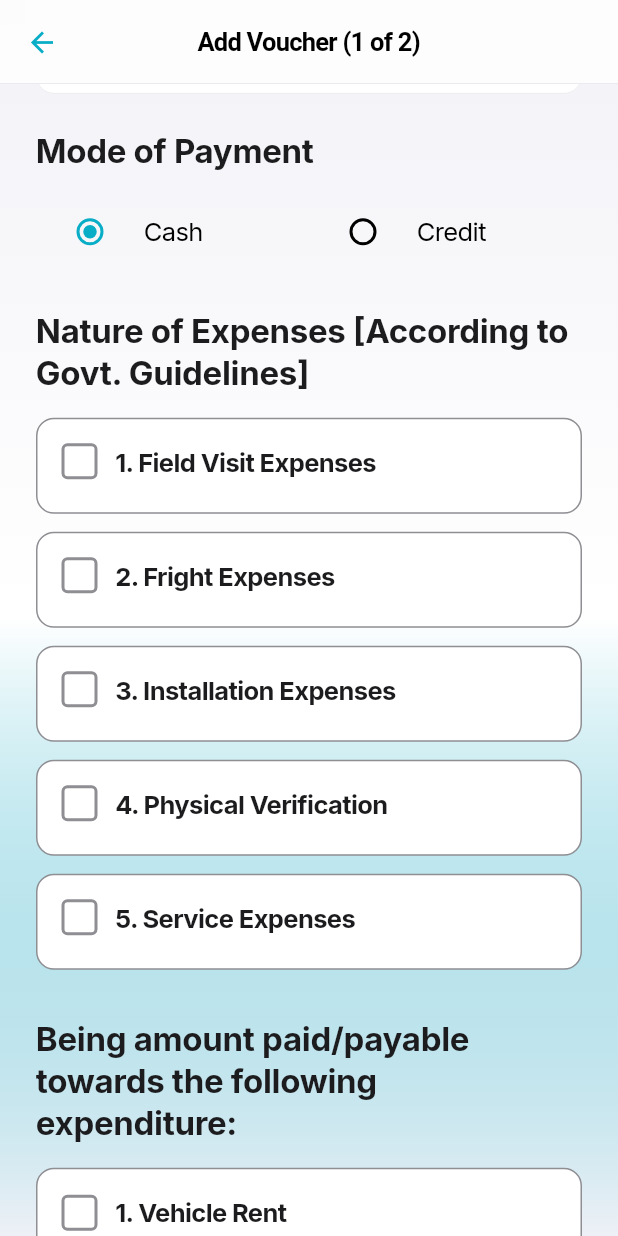
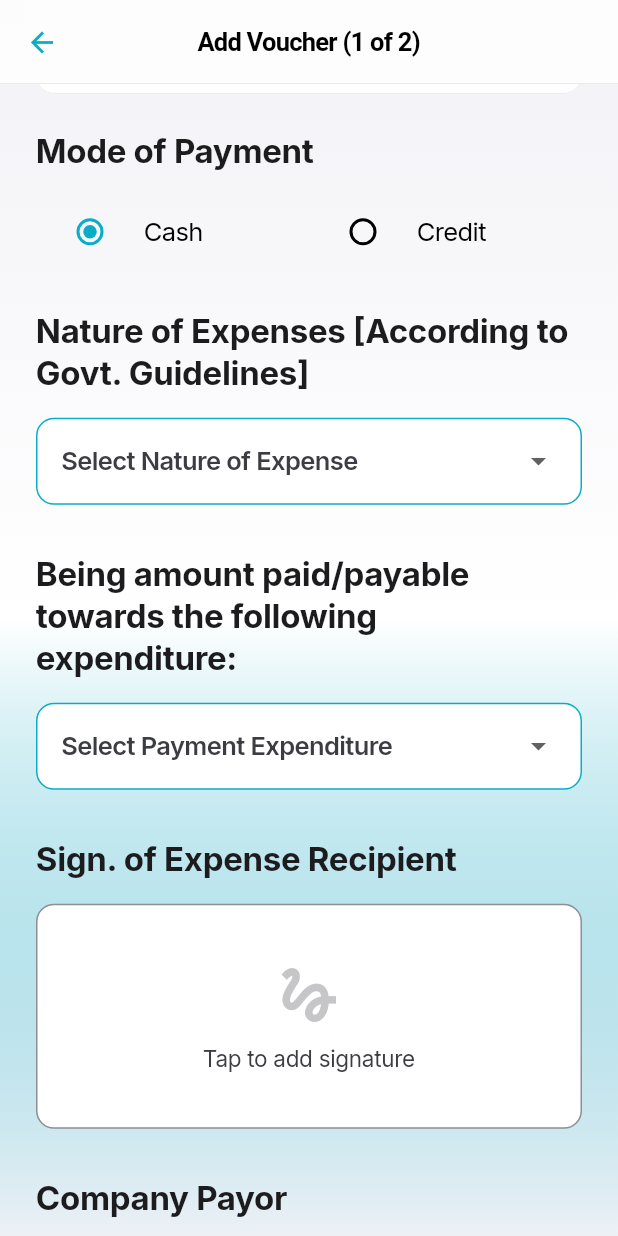
Before and after one commit to raman04-byte/dev, a Flutter app: the AddVoucherPage screen opened by its route, scrolled down 576 dp, on a phone screen of 412 x 824 dp. Run offline on Flutter 3.47's test engine with Material 3 defaults, Android fonts, the phone set to English and light mode, and no system bars; our stand-ins replace appwrite, google_fonts, hive, hive_flutter, image_picker, share_plus and 2 more; missing offline and left inert: syncfusion_flutter_pdf, syncfusion_flutter_pdfviewer, syncfusion_flutter_xlsio; accounts and stored records are empty; statements that could not run were skipped.

Commit message:
feat: refactor voucher expense handling to use single selection for expense types and payment expenses

```diff
--- a/lib/core/services/pdf_service.dart
+++ b/lib/core/services/pdf_service.dart
@@ -190,9 +190,9 @@ class PdfService {
     currentY += 25;
 
     // Nature of Expenses table
-    final dynamic rawExpenseTypes = voucherData['expenseTypes'];
-    final Set<int> expenseTypes = rawExpenseTypes is Iterable
-        ? Set<int>.from(rawExpenseTypes)
+    final dynamic rawExpenseType = voucherData['expenseType'];
+    final Set<int> expenseTypes = rawExpenseType != null
+        ? {rawExpenseType as int}
         : {};
 
     _drawExpensesTable(graphics, currentY, expenseTypes);
@@ -203,9 +203,9 @@ class PdfService {
     currentY += 70;
 
     // Payment expenses checkboxes
-    final dynamic rawPaymentExpenses = voucherData['paymentExpenses'];
-    final Set<int> paymentExpenses = rawPaymentExpenses is Iterable
-        ? Set<int>.from(rawPaymentExpenses)
+    final dynamic rawPaymentExpense = voucherData['paymentExpense'];
+    final Set<int> paymentExpenses = rawPaymentExpense != null
+        ? {rawPaymentExpense as int}
         : {};
 
     final String paymentMode = voucherData['paymentMode'] ?? 'Cash';
--- a/lib/features/voucher/presentation/pages/add_voucher_page.dart
+++ b/lib/features/voucher/presentation/pages/add_voucher_page.dart
@@ -37,8 +37,8 @@ class _AddVoucherPageState extends State<AddVoucherPage> {
   late String _selectedState;
 
   DateTime? _selectedDate;
-  final Set<int> _selectedExpenseTypes = {};
-  final Set<int> _selectedPaymentExpenses = {};
+  int? _selectedExpenseType;
+  int? _selectedPaymentExpense;
   Uint8List? _signature;
   Uint8List? _receiverSignature;
 
@@ -65,12 +65,8 @@ class _AddVoucherPageState extends State<AddVoucherPage> {
       _fileRegNoController.text = 'DEV/2025/001234';
       _amountController.text = '15500';
       _selectedDate = DateTime.now().subtract(const Duration(days: 2));
-      _selectedExpenseTypes.addAll([
-        1,
-        3,
-        5,
-      ]); // Field Visit, Installation, Service
-      _selectedPaymentExpenses.addAll([1, 3, 5]); // Vehicle Rent, Food, Labour
+      _selectedExpenseType = 1; // Field Visit
+      _selectedPaymentExpense = 1; // Vehicle Rent
       return true;
     }());
   }
@@ -279,8 +275,8 @@ class _AddVoucherPageState extends State<AddVoucherPage> {
           _fileRegNoController.text.isNotEmpty ||
           _amountController.text.isNotEmpty ||
           _selectedDate != null ||
-          _selectedExpenseTypes.isNotEmpty ||
-          _selectedPaymentExpenses.isNotEmpty;
+          _selectedExpenseType != null ||
+          _selectedPaymentExpense != null;
 
       if (!hasSecondVoucherData) {
         // No second voucher data, generate PDF with only first voucher
@@ -299,20 +295,16 @@ class _AddVoucherPageState extends State<AddVoucherPage> {
         return;
       }
 
-      if (_selectedExpenseTypes.isEmpty) {
+      if (_selectedExpenseType == null) {
         ScaffoldMessenger.of(context).showSnackBar(
-          const SnackBar(
-            content: Text('Please select at least one nature of expense'),
-          ),
+          const SnackBar(content: Text('Please select nature of expense')),
         );
         return;
       }
 
-      if (_selectedPaymentExpenses.isEmpty) {
+      if (_selectedPaymentExpense == null) {
         ScaffoldMessenger.of(context).showSnackBar(
-          const SnackBar(
-            content: Text('Please select at least one payment expense'),
-          ),
+          const SnackBar(content: Text('Please select payment expense')),
         );
         return;
       }
@@ -326,8 +318,8 @@ class _AddVoucherPageState extends State<AddVoucherPage> {
           'fileRegNo': _fileRegNoController.text,
           'amount': _amountController.text,
           'expensesBy': _selectedExpensesBy,
-          'expenseTypes': Set<int>.from(_selectedExpenseTypes),
-          'paymentExpenses': Set<int>.from(_selectedPaymentExpenses),
+          'expenseType': _selectedExpenseType,
+          'paymentExpense': _selectedPaymentExpense,
           'signature': _signature,
           'receiverSignature': _receiverSignature,
           'paymentMode': _paymentMode,
@@ -354,8 +346,8 @@ class _AddVoucherPageState extends State<AddVoucherPage> {
           'fileRegNo': _fileRegNoController.text,
           'amount': _amountController.text,
           'expensesBy': _selectedExpensesBy,
-          'expenseTypes': Set<int>.from(_selectedExpenseTypes),
-          'paymentExpenses': Set<int>.from(_selectedPaymentExpenses),
+          'expenseType': _selectedExpenseType,
+          'paymentExpense': _selectedPaymentExpense,
           'signature': _signature,
           'receiverSignature': _receiverSignature,
           'paymentMode': _paymentMode,
@@ -436,12 +428,12 @@ class _AddVoucherPageState extends State<AddVoucherPage> {
         fileRegNo: voucher1['fileRegNo'],
         amountOfExpenses: int.parse(voucher1['amount']),
         expensesBy: voucher1['expensesBy'],
-        natureOfExpenses: (voucher1['expenseTypes'] as Set<int>)
-            .map((e) => _getExpenseTypeName(e))
-            .toList(),
-        amountToBePaid: (voucher1['paymentExpenses'] as Set<int>)
-            .map((e) => _getPaymentExpenseName(e))
-            .toList(),
+        natureOfExpenses: voucher1['expenseType'] != null
+            ? [_getExpenseTypeName(voucher1['expenseType'] as int)]
+            : [],
+        amountToBePaid: voucher1['paymentExpense'] != null
+            ? [_getPaymentExpenseName(voucher1['paymentExpense'] as int)]
+            : [],
         state: _selectedState,
         receiverSignature: receiverSig1Id,
         payorSignature: payorSig1Id,
@@ -472,12 +464,12 @@ class _AddVoucherPageState extends State<AddVoucherPage> {
           fileRegNo: voucher2['fileRegNo'],
           amountOfExpenses: int.parse(voucher2['amount']),
           expensesBy: voucher2['expensesBy'],
-          natureOfExpenses: (voucher2['expenseTypes'] as Set<int>)
-              .map((e) => _getExpenseTypeName(e))
-              .toList(),
-          amountToBePaid: (voucher2['paymentExpenses'] as Set<int>)
-              .map((e) => _getPaymentExpenseName(e))
-              .toList(),
+          natureOfExpenses: voucher2['expenseType'] != null
+              ? [_getExpenseTypeName(voucher2['expenseType'] as int)]
+              : [],
+          amountToBePaid: voucher2['paymentExpense'] != null
+              ? [_getPaymentExpenseName(voucher2['paymentExpense'] as int)]
+              : [],
           state: _selectedState,
           receiverSignature: receiverSig2Id,
           payorSignature: payorSig2Id,
@@ -543,8 +535,8 @@ class _AddVoucherPageState extends State<AddVoucherPage> {
     _amountController.clear();
     _selectedExpensesBy = null;
     _selectedDate = null;
-    _selectedExpenseTypes.clear();
-    _selectedPaymentExpenses.clear();
+    _selectedExpenseType = null;
+    _selectedPaymentExpense = null;
     _signature = null;
     _receiverSignature = null;
   }
@@ -808,39 +800,58 @@ class _AddVoucherPageState extends State<AddVoucherPage> {
                   ),
                   const SizedBox(height: 16),
 
-                  // Expense Type 1
-                  _buildExpenseOption(
-                    context,
-                    sNo: 1,
-                    type: 'Field Visit Expenses',
-                  ),
-                  const SizedBox(height: 12),
-
-                  // Expense Type 2
-                  _buildExpenseOption(context, sNo: 2, type: 'Fright Expenses'),
-                  const SizedBox(height: 12),
-
-                  // Expense Type 3
-                  _buildExpenseOption(
-                    context,
-                    sNo: 3,
-                    type: 'Installation Expenses',
-                  ),
-                  const SizedBox(height: 12),
-
-                  // Expense Type 4
-                  _buildExpenseOption(
-                    context,
-                    sNo: 4,
-                    type: 'Physical Verification',
-                  ),
-                  const SizedBox(height: 12),
-
-                  // Expense Type 5
-                  _buildExpenseOption(
-                    context,
-                    sNo: 5,
-                    type: 'Service Expenses',
+                  // Expense Type Dropdown
+                  Container(
+                    padding: const EdgeInsets.symmetric(
+                      horizontal: 16,
+                      vertical: 4,
+                    ),
+                    decoration: BoxDecoration(
+                      border: Border.all(color: AppColors.primaryCyan),
+                      borderRadius: BorderRadius.circular(12),
+                      color: AppColors.white,
+                    ),
+                    child: DropdownButtonHideUnderline(
+                      child: DropdownButton<int>(
+                        value: _selectedExpenseType,
+                        isExpanded: true,
+                        hint: const Text(
+                          'Select Nature of Expense',
+                          style: TextStyle(color: AppColors.textSecondary),
+                        ),
+                        items: const [
+                          DropdownMenuItem(
+                            value: 1,
+                            child: Text('1. Field Visit Expenses'),
+                          ),
+                          DropdownMenuItem(
+                            value: 2,
+                            child: Text('2. Fright Expenses'),
+                          ),
+                          DropdownMenuItem(
+                            value: 3,
+                            child: Text('3. Installation Expenses'),
+                          ),
+                          DropdownMenuItem(
+                            value: 4,
+                            child: Text('4. Physical Verification'),
+                          ),
+                          DropdownMenuItem(
+                            value: 5,
+                            child: Text('5. Service Expenses'),
+                          ),
+                        ],
+                        onChanged: (value) {
+                          setState(() {
+                            _selectedExpenseType = value;
+                          });
+                        },
+                        style: Theme.of(context).textTheme.bodyLarge?.copyWith(
+                          color: AppColors.primaryNavy,
+                          fontWeight: FontWeight.w600,
+                        ),
+                      ),
+                    ),
                   ),
                   const SizedBox(height: 32),
 
@@ -854,36 +865,51 @@ class _AddVoucherPageState extends State<AddVoucherPage> {
                   ),
                   const SizedBox(height: 16),
 
-                  // Payment Expense 1
-                  _buildPaymentExpenseOption(
-                    context,
-                    sNo: 1,
-                    type: 'Vehicle Rent',
+                  // Payment Expense Dropdown
+                  Container(
+                    padding: const EdgeInsets.symmetric(
+                      horizontal: 16,
+                      vertical: 4,
+                    ),
+                    decoration: BoxDecoration(
+                      border: Border.all(color: AppColors.primaryCyan),
+                      borderRadius: BorderRadius.circular(12),
+                      color: AppColors.white,
+                    ),
+                    child: DropdownButtonHideUnderline(
+                      child: DropdownButton<int>(
+                        value: _selectedPaymentExpense,
+                        isExpanded: true,
+                        hint: const Text(
+                          'Select Payment Expenditure',
+                          style: TextStyle(color: AppColors.textSecondary),
+                        ),
+                        items: const [
+                          DropdownMenuItem(
+                            value: 1,
+                            child: Text('1. Vehicle Rent'),
+                          ),
+                          DropdownMenuItem(value: 2, child: Text('2. Hotel')),
+                          DropdownMenuItem(value: 3, child: Text('3. Food')),
+                          DropdownMenuItem(
+                            value: 4,
+                            child: Text('4. Local Cartage'),
+                          ),
+                          DropdownMenuItem(value: 5, child: Text('5. Labour')),
+                          DropdownMenuItem(value: 6, child: Text('6. Other')),
+                        ],
+                        onChanged: (value) {
+                          setState(() {
+                            _selectedPaymentExpense = value;
+                          });
+                        },
+                        style: Theme.of(context).textTheme.bodyLarge?.copyWith(
+                          color: AppColors.primaryNavy,
+                          fontWeight: FontWeight.w600,
+                        ),
+                      ),
+                    ),
                   ),
-                  const SizedBox(height: 12),
-
-                  // Payment Expense 2
-                  _buildPaymentExpenseOption(context, sNo: 2, type: 'Hotel'),
-                  const SizedBox(height: 12),
-
-                  // Payment Expense 3
-                  _buildPaymentExpenseOption(context, sNo: 3, type: 'Food'),
-                  const SizedBox(height: 12),
-
-                  // Payment Expense 4
-                  _buildPaymentExpenseOption(
-                    context,
-                    sNo: 4,
-                    type: 'Local Cartage',
-                  ),
-                  const SizedBox(height: 12),
-
-                  // Payment Expense 5
-                  _buildPaymentExpenseOption(context, sNo: 5, type: 'Labour'),
-                  const SizedBox(height: 12),
-
-                  // Payment Expense 6
-                  _buildPaymentExpenseOption(context, sNo: 6, type: 'Other'),
                   const SizedBox(height: 32),
 
                   // Receiver Signature Section
@@ -1072,172 +1098,4 @@ class _AddVoucherPageState extends State<AddVoucherPage> {
       ),
     );
   }
-
-  Widget _buildExpenseOption(
-    BuildContext context, {
-    required int sNo,
-    required String type,
-  }) {
-    final bool isSelected = _selectedExpenseTypes.contains(sNo);
-
-    return InkWell(
-      onTap: () {
-        setState(() {
-          if (isSelected) {
-            _selectedExpenseTypes.remove(sNo);
-          } else {
-            _selectedExpenseTypes.add(sNo);
-          }
-        });
-      },
-      borderRadius: BorderRadius.circular(12),
-      child: Container(
-        padding: const EdgeInsets.all(16),
-        decoration: BoxDecoration(
-          border: Border.all(
-            color: isSelected ? AppColors.primaryCyan : AppColors.grey,
-            width: isSelected ? 2 : 1,
-          ),
-          borderRadius: BorderRadius.circular(12),
-          color: isSelected
-              ? AppColors.primaryCyan.withOpacity(0.1)
-              : AppColors.white,
-        ),
-        child: Row(
-          crossAxisAlignment: CrossAxisAlignment.start,
-          children: [
-            // Checkbox
-            Container(
-              width: 24,
-              height: 24,
-              decoration: BoxDecoration(
-                borderRadius: BorderRadius.circular(4),
-                border: Border.all(
-                  color: isSelected ? AppColors.primaryCyan : AppColors.grey,
-                  width: 2,
-                ),
-                color: isSelected ? AppColors.primaryCyan : AppColors.white,
-              ),
-              child: isSelected
-                  ? const Icon(Icons.check, size: 16, color: AppColors.white)
-                  : null,
-            ),
-            const SizedBox(width: 12),
-
-            // Content
-            Expanded(
-              child: Column(
-                crossAxisAlignment: CrossAxisAlignment.start,
-                children: [
-                  // S.No and Type
-                  Row(
-                    crossAxisAlignment: CrossAxisAlignment.start,
-                    children: [
-                      Text(
-                        '$sNo. ',
-                        style: Theme.of(context).textTheme.bodyLarge?.copyWith(
-                          fontWeight: FontWeight.bold,
-                          color: AppColors.primaryNavy,
-                        ),
-                      ),
-                      Expanded(
-                        child: Text(
-                          type,
-                          style: Theme.of(context).textTheme.bodyLarge
-                              ?.copyWith(
-                                fontWeight: FontWeight.bold,
-                                color: AppColors.primaryNavy,
-                              ),
-                        ),
-                      ),
-                    ],
-                  ),
-                  const SizedBox(height: 4),
-                ],
-              ),
-            ),
-          ],
-        ),
-      ),
-    );
-  }
-
-  Widget _buildPaymentExpenseOption(
-    BuildContext context, {
-    required int sNo,
-    required String type,
-  }) {
-    final bool isSelected = _selectedPaymentExpenses.contains(sNo);
-
-    return InkWell(
-      onTap: () {
-        setState(() {
-          if (isSelected) {
-            _selectedPaymentExpenses.remove(sNo);
-          } else {
-            _selectedPaymentExpenses.add(sNo);
-          }
-        });
-      },
-      borderRadius: BorderRadius.circular(12),
-      child: Container(
-        padding: const EdgeInsets.all(16),
-        decoration: BoxDecoration(
-          border: Border.all(
-            color: isSelected ? AppColors.primaryCyan : AppColors.grey,
-            width: isSelected ? 2 : 1,
-          ),
-          borderRadius: BorderRadius.circular(12),
-          color: isSelected
-              ? AppColors.primaryCyan.withOpacity(0.1)
-              : AppColors.white,
-        ),
-        child: Row(
-          children: [
-            // Checkbox
-            Container(
-              width: 24,
-              height: 24,
-              decoration: BoxDecoration(
-                borderRadius: BorderRadius.circular(4),
-                border: Border.all(
-                  color: isSelected ? AppColors.primaryCyan : AppColors.grey,
-                  width: 2,
-                ),
-                color: isSelected ? AppColors.primaryCyan : AppColors.white,
-              ),
-              child: isSelected
-                  ? const Icon(Icons.check, size: 16, color: AppColors.white)
-                  : null,
-            ),
-            const SizedBox(width: 12),
-
-            // Content
-            Expanded(
-              child: Row(
-                children: [
-                  Text(
-                    '$sNo. ',
-                    style: Theme.of(context).textTheme.bodyLarge?.copyWith(
-                      fontWeight: FontWeight.bold,
-                      color: AppColors.primaryNavy,
-                    ),
-                  ),
-                  Expanded(
-                    child: Text(
-                      type,
-                      style: Theme.of(context).textTheme.bodyLarge?.copyWith(
-                        fontWeight: FontWeight.bold,
-                        color: AppColors.primaryNavy,
-                      ),
-                    ),
-                  ),
-                ],
-              ),
-            ),
-          ],
-        ),
-      ),
-    );
-  }
 }
```
